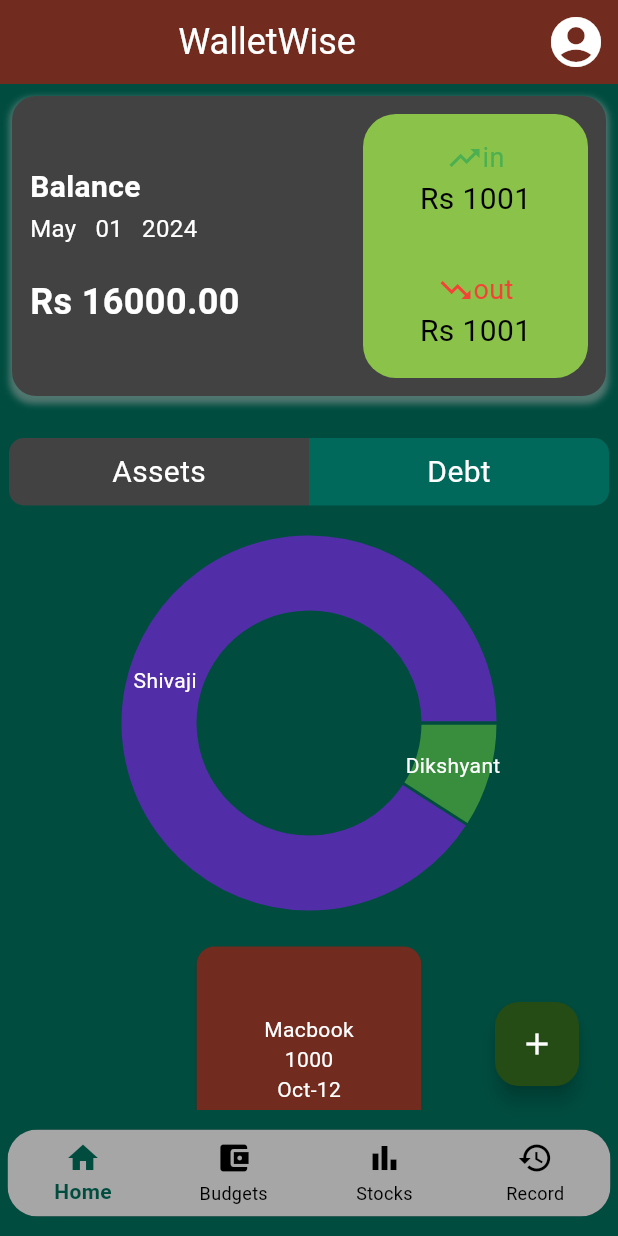
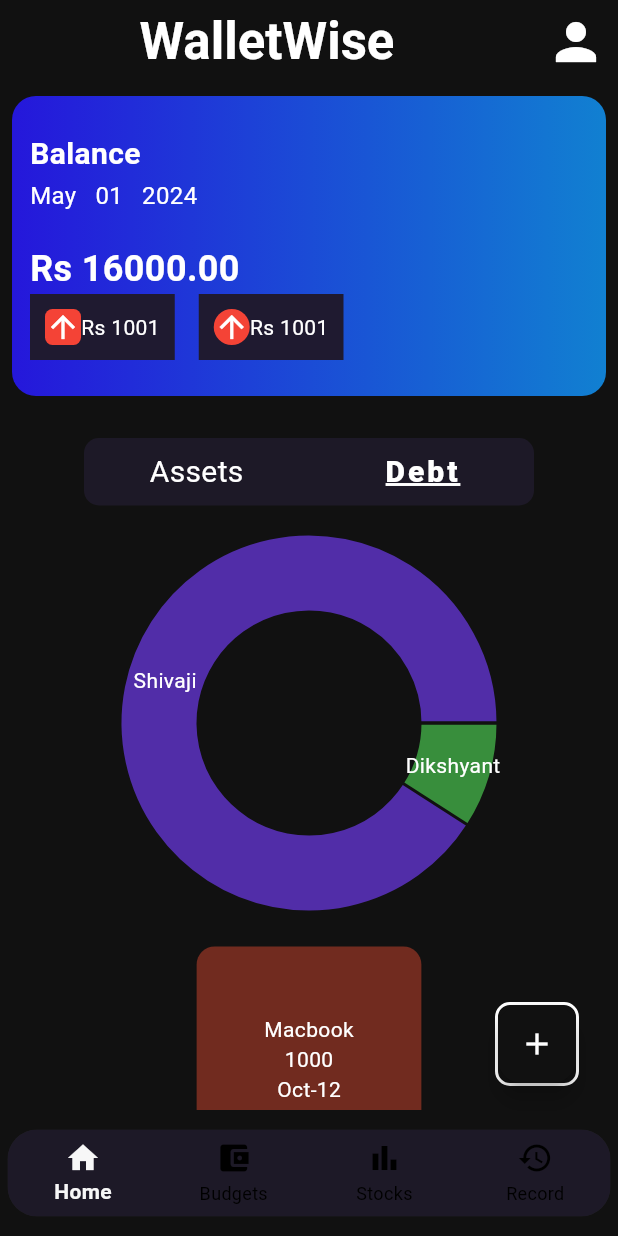
Before and after one commit to surajpahari/walletwise, a Flutter app: the BottomNavigation screen opened directly, on a phone screen of 412 x 824 dp. Run offline on Flutter 3.47's test engine with Material 3 defaults, Android fonts, the phone set to English and light mode, and no system bars; drawn by our look-alikes of fl_chart; our stand-ins replace get, syncfusion_flutter_charts; missing offline and left inert: dart:ffi.

Commit message:
change in dashboard ui

```diff
--- a/frontend/lib/constants/app_colors.dart
+++ b/frontend/lib/constants/app_colors.dart
@@ -19,4 +19,7 @@ class AppColors {
   static Color glassWhite = Color(0x99FFFFFF);
   static Color darkReed = Color(0xff712b1f);
   static Color darkGrey = Color(0xFF424242); // Custom dark grey color
+  static Color black = Color(0xff111111);
+  static Color purple = Color(0xff1D1927);
+  static Color white = Color(0xffF7F7F7);
 }
--- a/frontend/lib/constants/app_text.dart
+++ b/frontend/lib/constants/app_text.dart
@@ -2,7 +2,10 @@ import 'package:flutter/material.dart';
 
 class AppText {
   AppText._();
-  static const title = Text("WalletWise");
+  static const title = Text(
+    "WalletWise",
+    style: TextStyle(fontSize: 34),
+  );
   //for the budgetScreen
   static const budgetScreenIncomeTab = Text(
     "Income",
--- a/frontend/lib/navigation_menu.dart
+++ b/frontend/lib/navigation_menu.dart
@@ -1,7 +1,6 @@
 import 'package:flutter/material.dart';
 import 'package:get/get.dart';
 import 'package:walletwise/screens/budget_screen.dart';
-import 'package:walletwise/screens/history_screen.dart';
 import 'package:walletwise/screens/main_screen.dart';
 import 'package:walletwise/screens/stock_screen.dart';
 import 'package:walletwise/test.dart';
--- a/frontend/lib/screens/main_screen.dart
+++ b/frontend/lib/screens/main_screen.dart
@@ -57,9 +57,21 @@ class MainScreen extends StatelessWidget {
           right: 10.0,
           child: Padding(
             padding: EdgeInsets.all(16),
-            child: FloatingActionButton(
-              onPressed: () => Dialogbuilder.hello(context),
-              child: const Icon(Icons.add),
+            child: Container(
+              width: 56.0,
+              height: 56.0,
+              decoration: BoxDecoration(
+                borderRadius: BorderRadius.circular(10),
+                shape: BoxShape.rectangle,
+                border: Border.all(
+                  color: Colors.white, // Border color
+                  width: 2.0, // Border width
+                ),
+              ),
+              child: FloatingActionButton(
+                onPressed: () => Dialogbuilder.hello(context),
+                child: const Icon(Icons.add),
+              ),
             ),
           ),
         ),
--- a/frontend/lib/screens/stock_screen.dart
+++ b/frontend/lib/screens/stock_screen.dart
@@ -2,6 +2,7 @@ import 'package:flutter/material.dart';
 import 'package:get/get.dart';
 import 'package:walletwise/controllers/stocks/stock_controller.dart';
 import 'package:walletwise/data/stock_search_result.dart';
+import 'package:walletwise/screens/stock_detail.dart';
 import 'package:walletwise/utils/cards/stock_card.dart';
 import 'package:walletwise/theme/theme_constant.dart';
 
@@ -135,6 +136,9 @@ class StockScreen extends StatelessWidget {
                                           color: Colors.black), // Text color
                                     ),
                                     onTap: () {
+                                      Get.to(StockDetail(
+                                        stock: suggestion,
+                                      ));
                                       // Handle selection of suggestion
                                     },
                                   );
--- a/frontend/lib/theme/theme_constant.dart
+++ b/frontend/lib/theme/theme_constant.dart
@@ -3,6 +3,10 @@ import 'package:flutter/material.dart';
 //defining the color
 //for the main background
 //main color
+const Color wwBlack = Color(0xff111111);
+const Color wwPurple = Color(0xff1D1927);
+const Color wwWhite = Color(0xffF7F7F7);
+
 const darkGreen = Color(0xff244c14);
 const blueColor = Color(0xff004D40);
 //for the buttom navigationbar
@@ -22,9 +26,30 @@ const grey = Color(0x5c5b4a);
 const greenShade = Color(0xff3E2723);
 
 final ThemeData myTheme = ThemeData(
+  appBarTheme: AppBarTheme(
+    color: wwBlack,
+  ),
   colorScheme: const ColorScheme(
       brightness: Brightness.dark,
-      primary: darkGreen,
+      primary: wwBlack,
+      onPrimary: Colors.white,
+      secondary: glassWhite,
+      onSecondary: Colors.white,
+      error: Colors.white,
+      onError: Colors.white,
+      surface: darkReed,
+      onSurface: Colors.white),
+  primarySwatch: Colors.blue,
+  bottomNavigationBarTheme: const BottomNavigationBarThemeData(
+      backgroundColor: wwPurple,
+      selectedItemColor: wwWhite,
+      unselectedItemColor: Color(0xff000000)),
+  scaffoldBackgroundColor: wwBlack,
+);
+final ThemeData wwTheme = ThemeData(
+  colorScheme: const ColorScheme(
+      brightness: Brightness.dark,
+      primary: wwBlack,
       onPrimary: Colors.white,
       secondary: glassWhite,
       onSecondary: Colors.white,
@@ -39,21 +64,3 @@ final ThemeData myTheme = ThemeData(
       unselectedItemColor: Color(0xff000000)),
   scaffoldBackgroundColor: blueColor,
 );
-final ThemeData wwTheme = ThemeData(
-  colorScheme: const ColorScheme(
-      brightness: Brightness.dark,
-      primary: darkGreen,
-      onPrimary: Colors.white,
-      secondary: glassWhite,
-      onSecondary: Colors.white,
-      error: Colors.white,
-      onError: Colors.white,
-      surface: darkReed,
-      onSurface: Colors.white),
-  primarySwatch: Colors.blue,
-  bottomNavigationBarTheme: const BottomNavigationBarThemeData(
-      backgroundColor: glassWhite,
-      selectedItemColor: blueColor,
-      unselectedItemColor: Color(0xff000000)),
-  scaffoldBackgroundColor: blueColor,
-);
--- a/frontend/lib/utils/appbar/walletWiseBar.dart
+++ b/frontend/lib/utils/appbar/walletWiseBar.dart
@@ -9,7 +9,7 @@ class WalletWiseBar {
       automaticallyImplyLeading: true,
       title: Row(
         mainAxisAlignment: MainAxisAlignment.center,
-        children: [Text(title)],
+        children: [Expanded(child: Text(overflow: TextOverflow.fade, title))],
       ),
     );
   }
@@ -49,7 +49,7 @@ class WalletWiseBar {
         children: [
           Text(
             "WalletWise",
-            style: TextStyle(fontSize: 24),
+            style: TextStyle(fontSize: 34, fontWeight: FontWeight.w600),
           )
         ],
       ),
@@ -58,7 +58,8 @@ class WalletWiseBar {
           builder: (BuildContext context) {
             return IconButton(
               iconSize: 40,
-              icon: const Icon(Icons.account_circle),
+              icon: const Icon(Icons.person),
+              color: Colors.white,
               onPressed: () {
                 // Use the context obtained from the Builder widget
                 Get.to(ProfileScreen());
--- a/frontend/lib/utils/cards/hero_card.dart
+++ b/frontend/lib/utils/cards/hero_card.dart
@@ -18,16 +18,17 @@ class BalanceCard extends StatelessWidget {
                 constraints: const BoxConstraints(
                     minWidth: 400, maxWidth: 500, maxHeight: 200),
                 decoration: BoxDecoration(
-                  color: AppColors.darkGrey,
+                  gradient: LinearGradient(
+                      colors: [Color(0xff2517DB), Color(0xff1180D1)]),
                   borderRadius: BorderRadius.circular(
                       16.0), // Optional: Adds rounded corners
                   boxShadow: [
-                    BoxShadow(
-                      color: Colors.grey.withOpacity(0.5), // Shadow color
-                      spreadRadius: 2, // Spread radius
-                      blurRadius: 3, // Blur radius
-                      offset: const Offset(0, 3), // Changes position of shadow
-                    ),
+                    //BoxShadow(
+                    //  color: Colors.grey.withOpacity(0.5), // Shadow color
+                    //  spreadRadius: 2, // Spread radius
+                    //  blurRadius: 3, // Blur radius
+                    //  offset: const Offset(0, 3), // Changes position of shadow
+                    //),
                   ],
                 ),
                 child: Padding(
@@ -63,7 +64,57 @@ class BalanceCard extends StatelessWidget {
                                                 style: TextStyle(
                                                     fontWeight: FontWeight.bold,
                                                     fontSize: 24),
-                                              ))
+                                              )),
+                                          Row(
+                                            children: [
+                                              Container(
+                                                decoration: BoxDecoration(
+                                                  color: Color(0xff1f1a30),
+                                                ),
+                                                child: Padding(
+                                                  padding: EdgeInsets.all(10),
+                                                  child: Row(children: [
+                                                    Container(
+                                                      decoration: BoxDecoration(
+                                                          color: Colors.red,
+                                                          borderRadius:
+                                                              BorderRadius
+                                                                  .circular(5)),
+                                                      child: Icon(
+                                                          Icons.arrow_upward),
+                                                    ),
+                                                    Text("Rs 1001")
+                                                  ]),
+                                                ),
+                                              ),
+
+                                              SizedBox(
+                                                  width:
+                                                      16), // Add space between the two Container widgets
+                                              Container(
+                                                decoration: BoxDecoration(
+                                                  color: Color(0xff1f1a30),
+                                                ),
+                                                child: Padding(
+                                                  padding: EdgeInsets.all(10),
+                                                  child: Row(children: [
+                                                    Container(
+                                                      decoration: BoxDecoration(
+                                                          shape:
+                                                              BoxShape.circle,
+                                                          color: Colors.red,
+                                                          borderRadius:
+                                                              BorderRadius
+                                                                  .circular(5)),
+                                                      child: Icon(
+                                                          Icons.arrow_upward),
+                                                    ),
+                                                    Text("Rs 1001")
+                                                  ]),
+                                                ),
+                                              ),
+                                            ],
+                                          )
                                         ]),
                                   ],
                                 ),
@@ -71,88 +122,6 @@ class BalanceCard extends StatelessWidget {
                             ],
                           )),
                         ),
-                        Expanded(
-                          child: Container(
-                              child: Column(
-                            crossAxisAlignment: CrossAxisAlignment.end,
-                            children: [
-                              Expanded(
-                                  child: Container(
-                                constraints:
-                                    const BoxConstraints(maxWidth: 150),
-                                decoration: BoxDecoration(
-                                  color: AppColors.lightgreen,
-                                  borderRadius: const BorderRadius.only(
-                                    topRight: Radius.circular(22.0),
-                                    topLeft: Radius.circular(22.0),
-                                  ),
-                                ),
-                                child: const Column(
-                                  mainAxisAlignment: MainAxisAlignment.center,
-                                  children: [
-                                    Row(
-                                        mainAxisAlignment:
-                                            MainAxisAlignment.center,
-                                        children: [
-                                          Icon(
-                                            Icons.trending_up,
-                                            color: Colors.green,
-                                          ),
-                                          Text(
-                                            "in",
-                                            style: TextStyle(
-                                                color: Colors.green,
-                                                fontSize: 18),
-                                          ),
-                                        ]),
-                                    Text(
-                                      "Rs 1001",
-                                      style: TextStyle(
-                                          color: Colors.black, fontSize: 20),
-                                    ),
-                                  ],
-                                ),
-                              )),
-                              Expanded(
-                                  child: Container(
-                                constraints:
-                                    const BoxConstraints(maxWidth: 150),
-                                decoration: BoxDecoration(
-                                  borderRadius: const BorderRadius.only(
-                                    bottomLeft: Radius.circular(22.0),
-                                    bottomRight: Radius.circular(22.0),
-                                  ),
-                                  color: AppColors.lightgreen,
-                                ),
-                                child: const Column(
-                                  mainAxisAlignment: MainAxisAlignment.center,
-                                  children: [
-                                    Row(
-                                        mainAxisAlignment:
-                                            MainAxisAlignment.center,
-                                        children: [
-                                          Icon(
-                                            Icons.trending_down,
-                                            color: Colors.red,
-                                          ),
-                                          Text(
-                                            "out",
-                                            style: TextStyle(
-                                                color: Colors.red,
-                                                fontSize: 18),
-                                          ),
-                                        ]),
-                                    Text(
-                                      "Rs 1001",
-                                      style: TextStyle(
-                                          color: Colors.black, fontSize: 20),
-                                    ),
-                                  ],
-                                ),
-                              ))
-                            ],
-                          )),
-                        )
                       ],
                     )),
               )
--- a/frontend/lib/utils/tabs/asset_debt.dart
+++ b/frontend/lib/utils/tabs/asset_debt.dart
@@ -1,4 +1,5 @@
 import 'package:flutter/material.dart';
+import 'package:walletwise/constants/app_colors.dart';
 import 'package:walletwise/utils/charts/chart_data.dart';
 import 'package:walletwise/utils/charts/pie_chart.dart';
 
@@ -18,7 +19,7 @@ class _AssetDebtState extends State<AssetDebt> {
     return Column(
       children: [
         Container(
-          constraints: BoxConstraints(maxWidth: 400),
+          constraints: BoxConstraints(maxWidth: 300),
           child: Row(
             children: [
               Expanded(
@@ -30,9 +31,7 @@ class _AssetDebtState extends State<AssetDebt> {
                   },
                   child: Container(
                     decoration: BoxDecoration(
-                      color: _selectedIndex == 0
-                          ? Color(0xFF424242)
-                          : Color(0xFF00695C),
+                      color: AppColors.purple,
                       borderRadius: const BorderRadius.only(
                         topLeft: Radius.circular(10),
                         bottomLeft: Radius.circular(10),
@@ -58,11 +57,9 @@ class _AssetDebtState extends State<AssetDebt> {
                     });
                   },
                   child: Container(
-                    constraints: const BoxConstraints(maxWidth: 500),
+                    constraints: const BoxConstraints(maxWidth: 300),
                     decoration: BoxDecoration(
-                      color: _selectedIndex == 1
-                          ? Color(0xFF424242)
-                          : Color(0xFF00695C),
+                      color: AppColors.purple,
                       borderRadius: BorderRadius.only(
                         topRight: Radius.circular(10),
                         bottomRight: Radius.circular(10),
@@ -70,12 +67,18 @@ class _AssetDebtState extends State<AssetDebt> {
                     ),
                     child: Padding(
                       padding: EdgeInsets.all(8),
-                      child: Center(
-                        child: Text(
+                      child: Column(children: [
+                        Text(
                           "Debt",
-                          style: TextStyle(fontSize: 20, color: Colors.white),
+                          style: TextStyle(
+                              letterSpacing: 2,
+                              fontSize: 20,
+                              fontWeight: FontWeight.w800,
+                              color: Colors.white,
+                              decoration: TextDecoration.underline,
+                              decorationThickness: 2),
                         ),
-                      ),
+                      ]),
                     ),
                   ),
                 ),
```
Also changed, not shown: frontend/lib/screens/stock_detail.dart (added, +18 -0 lines), frontend/lib/test.dart (+9 -17 lines), frontend/lib/utils/cards/hero_card2.dart (added, +162 -0 lines).
